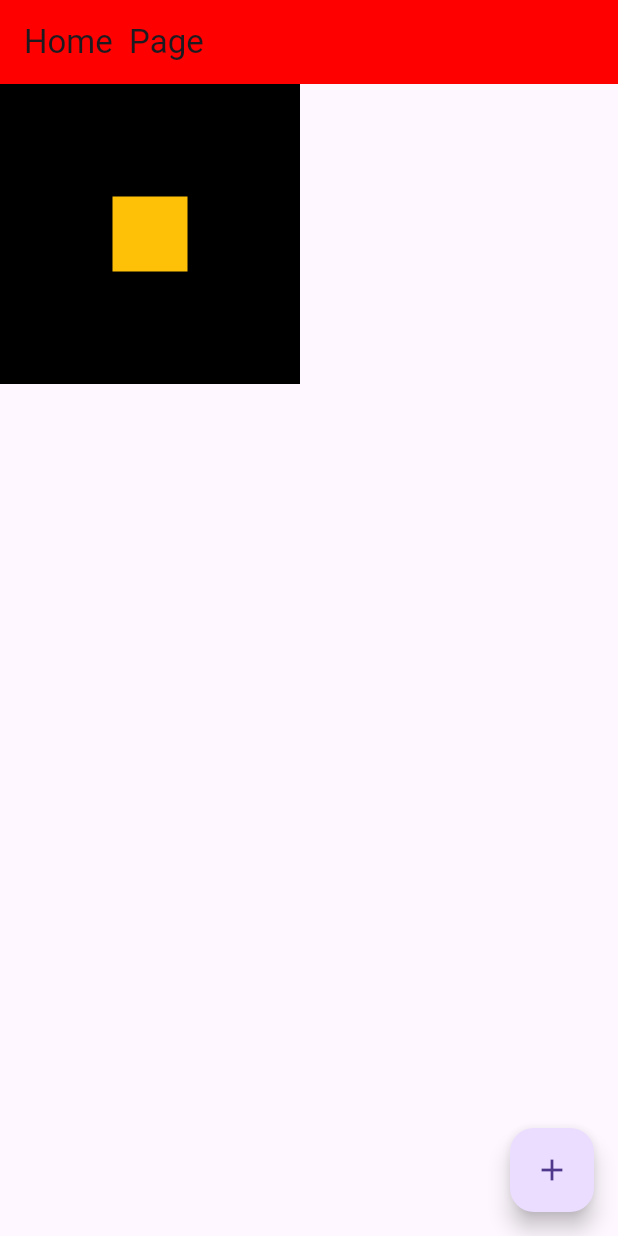
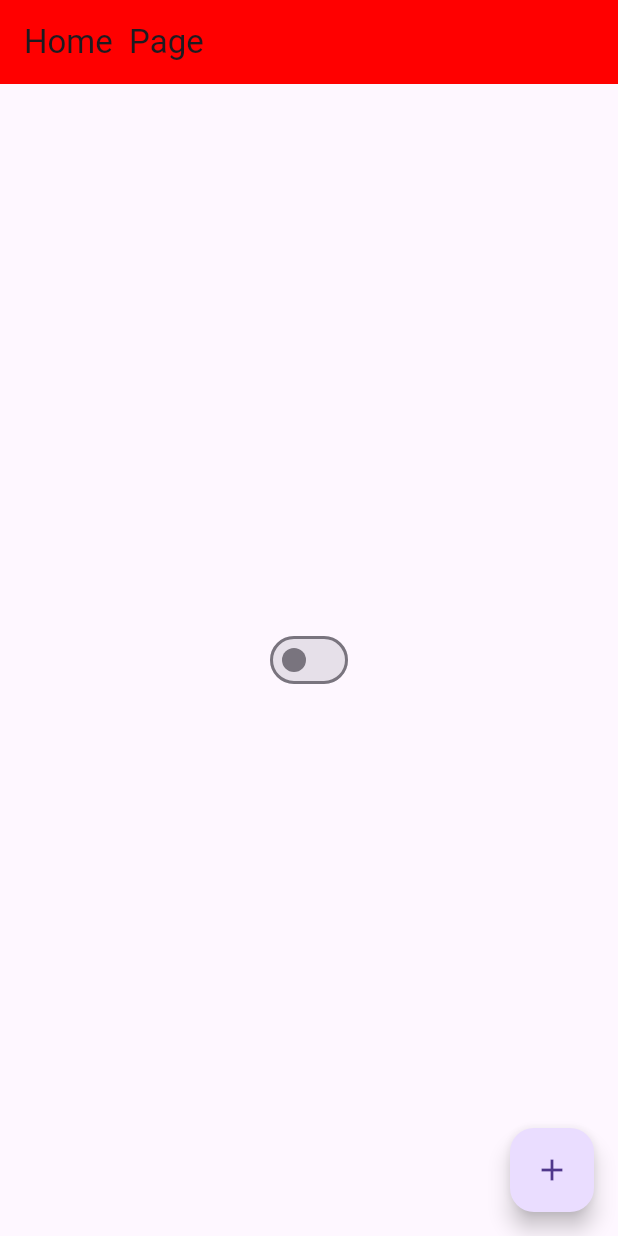
Before and after one commit to rhayonne/flutter_studies, a Flutter app: the screen it shows after launch, on a phone screen of 412 x 824 dp. Run offline on Flutter 3.47's test engine with Material 3 defaults, Android fonts, the phone set to English and light mode, and no system bars.

Commit message:
Modificando o estado de algo de maneira global.

```diff
--- /dev/null
+++ b/hello_word/lib/app_controller.dart
@@ -0,0 +1,13 @@
+import 'package:flutter/material.dart';
+
+// usado para mudar os estados somente de codigos e nao do UI
+class AppController extends ChangeNotifier {
+  static AppController instance = AppController();
+
+  bool isDarkTheme = false;
+
+  changTheme() {
+    isDarkTheme = !isDarkTheme;
+    notifyListeners();
+  }
+}
--- a/hello_word/lib/app_widget.dart
+++ b/hello_word/lib/app_widget.dart
@@ -1,4 +1,5 @@
 import 'package:flutter/material.dart';
+import 'package:hello_word/app_controller.dart';
 import 'package:hello_word/home_page.dart';
 
 class AppWidget extends StatelessWidget {
@@ -6,9 +7,19 @@ class AppWidget extends StatelessWidget {
 
   @override
   Widget build(BuildContext context) {
-    return MaterialApp(
-      // theme: ThemeData(primarySwatch: Colors.red),
-      home: HomePage(),
+    return AnimatedBuilder(
+      animation: AppController.instance,
+      builder: (context, child) {
+        return MaterialApp(
+          theme: ThemeData(
+            primarySwatch: Colors.red,
+            brightness: AppController.instance.isDarkTheme
+                ? Brightness.dark
+                : Brightness.light,
+          ),
+          home: HomePage(),
+        );
+      },
     );
   }
 }
--- a/hello_word/lib/home_page.dart
+++ b/hello_word/lib/home_page.dart
@@ -1,4 +1,5 @@
 import 'package:flutter/material.dart';
+import 'package:hello_word/app_controller.dart';
 
 class HomePage extends StatefulWidget {
   const HomePage({super.key});
@@ -19,13 +20,12 @@ class HomePageStates extends State<HomePage> {
         title: Text('Home  Page'),
         backgroundColor: const Color.fromARGB(255, 255, 0, 0),
       ),
-      body: Container(
-        height: 200,
-        width: 200,
-        color: Colors.black,
-        // quando se single render,deve se inserir o alinhamento para renderizar o quadrado dentro do outro se nao ele vai sobrepor um sobre o outro
-        child: Center(
-          child: Container(height: 50, width: 50, color: Colors.amber),
+      body: Center(
+        child: Switch(
+          value: AppController.instance.isDarkTheme,
+          onChanged: (value) {
+            AppController.instance.changTheme();
+          },
         ),
       ),
       floatingActionButton: FloatingActionButton(
```
